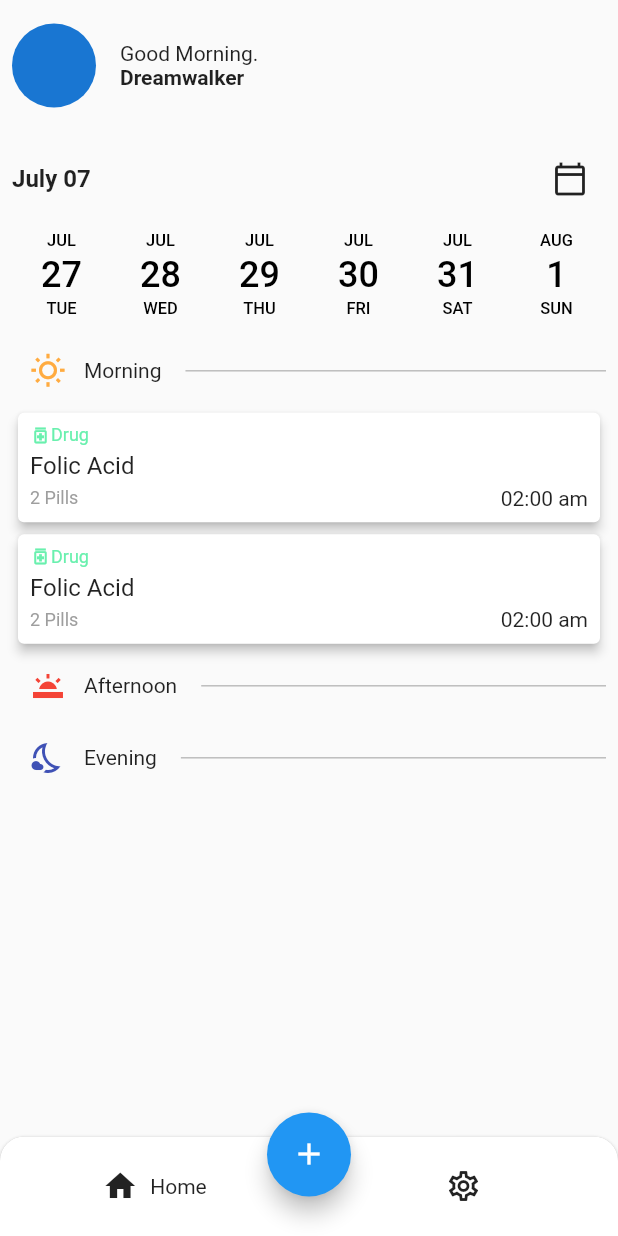
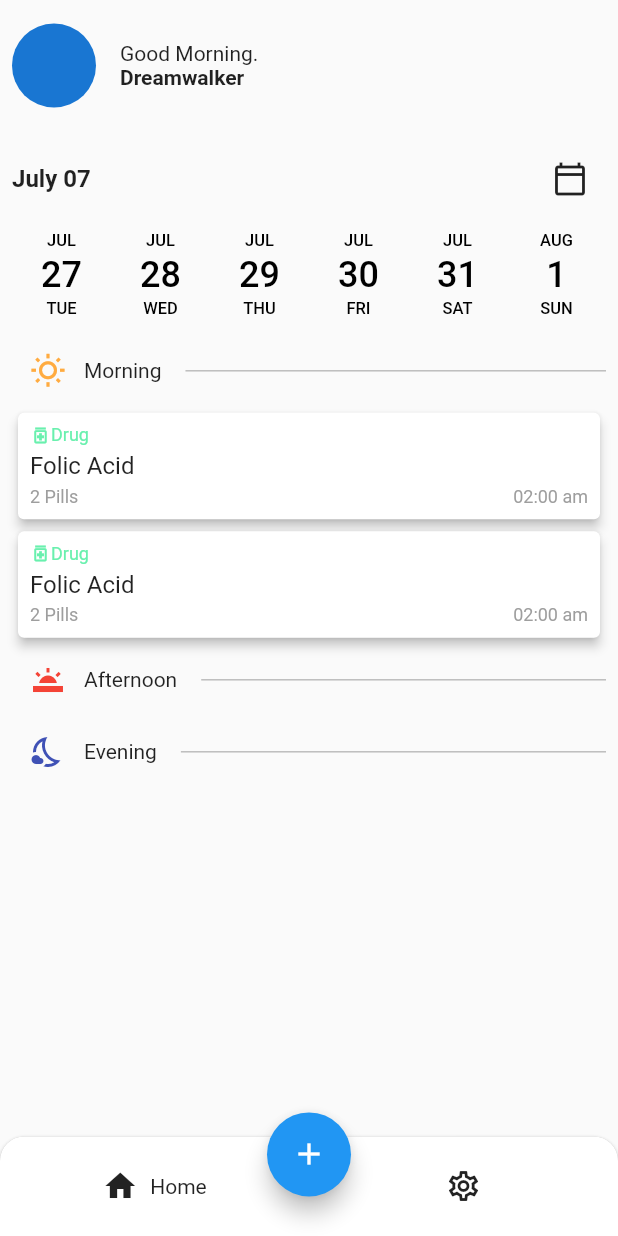
Before and after one commit to JAICHANGPARK/flutter_notebook_14th_story, a Flutter app: the screen it shows after launch, on a phone screen of 412 x 824 dp. Run offline on Flutter 3.47's test engine with Material 2 defaults, Android fonts, the phone set to English and light mode, and no system bars; drawn by our look-alikes of date_picker_timeline; our stand-ins replace flutter_lorem, get, google_fonts, line_icons.

Commit message:
Update medic_card_widget.dart

```diff
--- a/lib/ep861_medic_care_app/ui/medic_card_widget.dart
+++ b/lib/ep861_medic_care_app/ui/medic_card_widget.dart
@@ -20,28 +20,29 @@ class MedicCardWidget extends StatelessWidget {
                   color: Colors.greenAccent,
                   size: 14,
                 ),
-
                 Text(
                   "Drug",
-                  style: TextStyle(
-                    color: Colors.greenAccent,
-                    fontSize: 12
-                  ),
+                  style: TextStyle(color: Colors.greenAccent, fontSize: 12),
                 ),
               ],
             ),
             Padding(
               padding: const EdgeInsets.symmetric(vertical: 4),
-              child: Text("Folic Acid", style: TextStyle(
-                fontSize: 16
-              ),),
+              child: Text(
+                "Folic Acid",
+                style: TextStyle(fontSize: 16),
+              ),
             ),
             Row(
               mainAxisAlignment: MainAxisAlignment.spaceBetween,
-              children: [Text("2 Pills", style: TextStyle(
-                  fontSize: 12,
-                color: Colors.grey
-              ),), Text("02:00 am")],
+              children: [
+                Text(
+                  "2 Pills",
+                  style: TextStyle(fontSize: 12, color: Colors.grey),
+                ),
+                Text("02:00 am",
+                  style: TextStyle(fontSize: 12, color: Colors.grey),)
+              ],
             )
           ],
         ),
```
